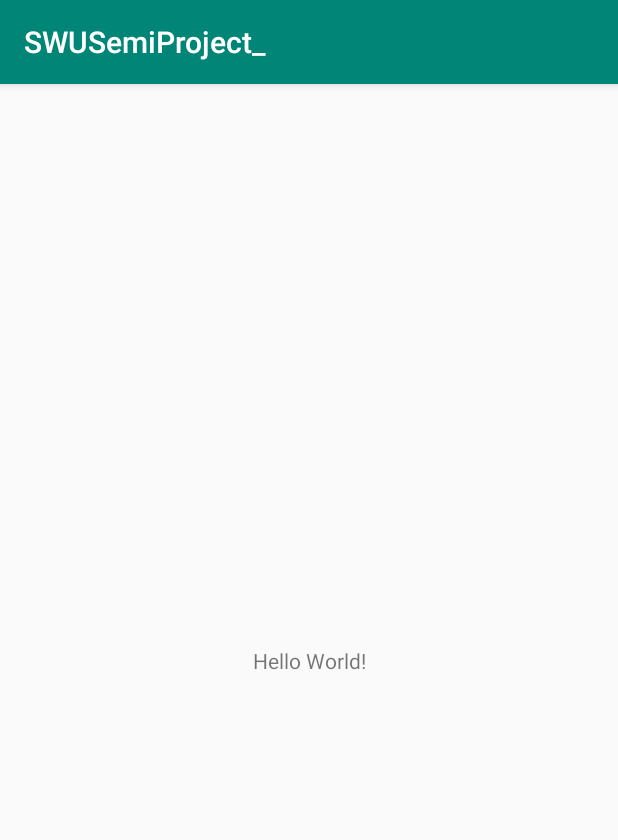
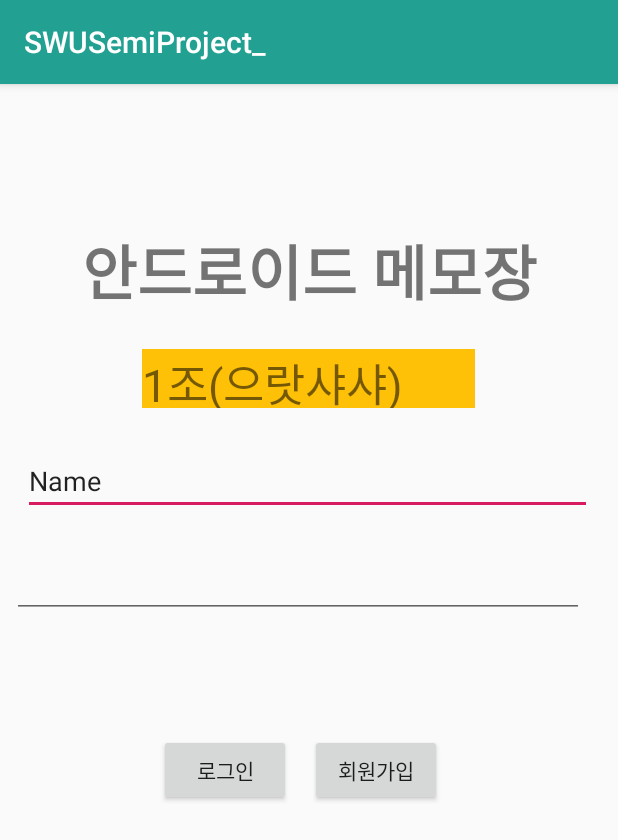
Before and after one commit to omneu/SWUSemiProject_, an Android app: the screen it shows after launch (MainActivity), on a phone screen of 412 x 824 dp. Shown: the top 840 px of the screen. Run offline under Robolectric (Android 15) with nearby library versions, the phone set to English and light mode, and no system bars.

```diff
--- /dev/null
+++ b/app/src/main/java/com/swu/swusemiproject_/register.java
@@ -0,0 +1,14 @@
+package com.swu.swusemiproject_;
+
+import android.app.Activity;
+import android.os.Bundle;
+
+public class register extends Activity {
+    @Override
+    protected void onCreate(Bundle savedInstanceState)
+    {
+        super.onCreate(savedInstanceState);
+        setContentView(R.layout.register);
+
+    }
+}
--- a/app/src/main/res/layout/activity_main.xml
+++ b/app/src/main/res/layout/activity_main.xml
@@ -7,12 +7,100 @@
     tools:context=".MainActivity">
 
     <TextView
+        android:id="@+id/title"
         android:layout_width="wrap_content"
         android:layout_height="wrap_content"
-        android:text="Hello World!"
+        android:fontFamily="sans-serif-black"
+        android:text="안드로이드 메모장"
+        android:textSize="40dp"
         app:layout_constraintBottom_toBottomOf="parent"
         app:layout_constraintLeft_toLeftOf="parent"
         app:layout_constraintRight_toRightOf="parent"
-        app:layout_constraintTop_toTopOf="parent" />
+        app:layout_constraintTop_toTopOf="parent"
+        app:layout_constraintVertical_bias="0.134" />
+
+    <TextView
+        android:id="@+id/groupName"
+        android:layout_width="222dp"
+        android:layout_height="39dp"
+        android:layout_marginStart="8dp"
+        android:layout_marginEnd="8dp"
+        android:layout_marginBottom="8dp"
+        android:background="#FFC107"
+        android:text="1조(으랏샤샤)"
+        android:textSize="30dp"
+        app:layout_constraintBottom_toBottomOf="parent"
+        app:layout_constraintEnd_toEndOf="parent"
+        app:layout_constraintHorizontal_bias="0.497"
+        app:layout_constraintStart_toStartOf="parent"
+        app:layout_constraintTop_toTopOf="parent"
+        app:layout_constraintVertical_bias="0.245" />
+
+    <Button
+        android:id="@+id/button"
+        android:layout_width="wrap_content"
+        android:layout_height="wrap_content"
+        android:layout_marginStart="8dp"
+        android:layout_marginTop="8dp"
+        android:layout_marginEnd="8dp"
+        android:layout_marginBottom="8dp"
+        android:text="로그인"
+        app:layout_constraintBottom_toBottomOf="parent"
+        app:layout_constraintEnd_toEndOf="parent"
+        app:layout_constraintHorizontal_bias="0.319"
+        app:layout_constraintStart_toStartOf="parent"
+        app:layout_constraintTop_toTopOf="parent"
+        app:layout_constraintVertical_bias="0.604" />
+
+    <Button
+        android:id="@+id/button2"
+        android:layout_width="wrap_content"
+        android:layout_height="wrap_content"
+        android:layout_marginStart="8dp"
+        android:layout_marginTop="8dp"
+        android:layout_marginEnd="8dp"
+        android:layout_marginBottom="8dp"
+        android:text="회원가입"
+        app:layout_constraintBottom_toBottomOf="parent"
+        app:layout_constraintEnd_toEndOf="parent"
+        app:layout_constraintHorizontal_bias="0.644"
+        app:layout_constraintStart_toStartOf="parent"
+        app:layout_constraintTop_toTopOf="parent"
+        app:layout_constraintVertical_bias="0.604" />
+
+    <EditText
+        android:id="@+id/editText_id"
+        android:layout_width="379dp"
+        android:layout_height="41dp"
+        android:layout_marginStart="8dp"
+        android:layout_marginTop="8dp"
+        android:layout_marginEnd="8dp"
+        android:layout_marginBottom="8dp"
+        android:ems="10"
+        android:inputType="textPersonName"
+        android:text="Name"
+        app:layout_constraintBottom_toBottomOf="parent"
+        app:layout_constraintEnd_toEndOf="parent"
+        app:layout_constraintHorizontal_bias="0.45"
+        app:layout_constraintStart_toStartOf="parent"
+        app:layout_constraintTop_toTopOf="parent"
+        app:layout_constraintVertical_bias="0.335" />
+
+    <EditText
+        android:id="@+id/editText_pw"
+        android:layout_width="381dp"
+        android:layout_height="51dp"
+        android:layout_marginStart="8dp"
+        android:layout_marginTop="8dp"
+        android:layout_marginEnd="8dp"
+        android:layout_marginBottom="8dp"
+        android:ems="10"
+        android:inputType="textPassword"
+        app:layout_constraintBottom_toBottomOf="parent"
+        app:layout_constraintEnd_toEndOf="parent"
+        app:layout_constraintHorizontal_bias="0.0"
+        app:layout_constraintStart_toStartOf="parent"
+        app:layout_constraintTop_toTopOf="parent"
+        app:layout_constraintVertical_bias="0.423" />
 
 </androidx.constraintlayout.widget.ConstraintLayout>
--- /dev/null
+++ b/app/src/main/res/layout/register.xml
@@ -0,0 +1,21 @@
+<?xml version="1.0" encoding="utf-8"?>
+<LinearLayout xmlns:android="http://schemas.android.com/apk/res/android"
+    xmlns:app="http://schemas.android.com/apk/res-auto"
+    xmlns:tools="http://schemas.android.com/tools"
+    android:orientation="vertical" android:layout_width="match_parent"
+    android:layout_height="match_parent">
+
+    <TextView
+        android:id="@+id/textView"
+        android:layout_width="match_parent"
+        android:layout_height="wrap_content"
+        android:fontFamily="sans-serif-black"
+        android:text="회원가입"
+        android:textSize="40dp" />
+
+    <ImageView
+        android:id="@+id/imageView2"
+        android:layout_width="match_parent"
+        android:layout_height="wrap_content"
+        tools:srcCompat="@tools:sample/avatars[8]" />
+</LinearLayout>
--- a/app/src/main/res/values/colors.xml
+++ b/app/src/main/res/values/colors.xml
@@ -1,6 +1,6 @@
 <?xml version="1.0" encoding="utf-8"?>
 <resources>
-    <color name="colorPrimary">#008577</color>
+    <color name="colorPrimary">#22A092</color>
     <color name="colorPrimaryDark">#00574B</color>
     <color name="colorAccent">#D81B60</color>
 </resources>
```
Also changed, not shown: app/src/main/java/com/swu/swusemiproject_/MainActivity.java (+4 -5 lines).
